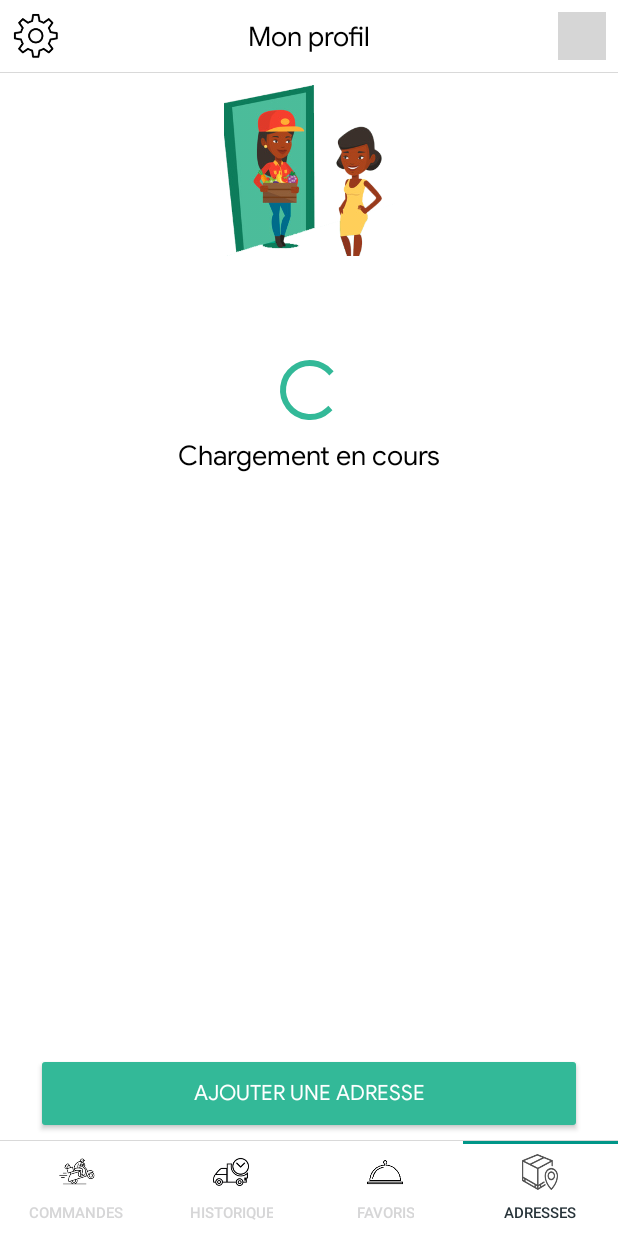
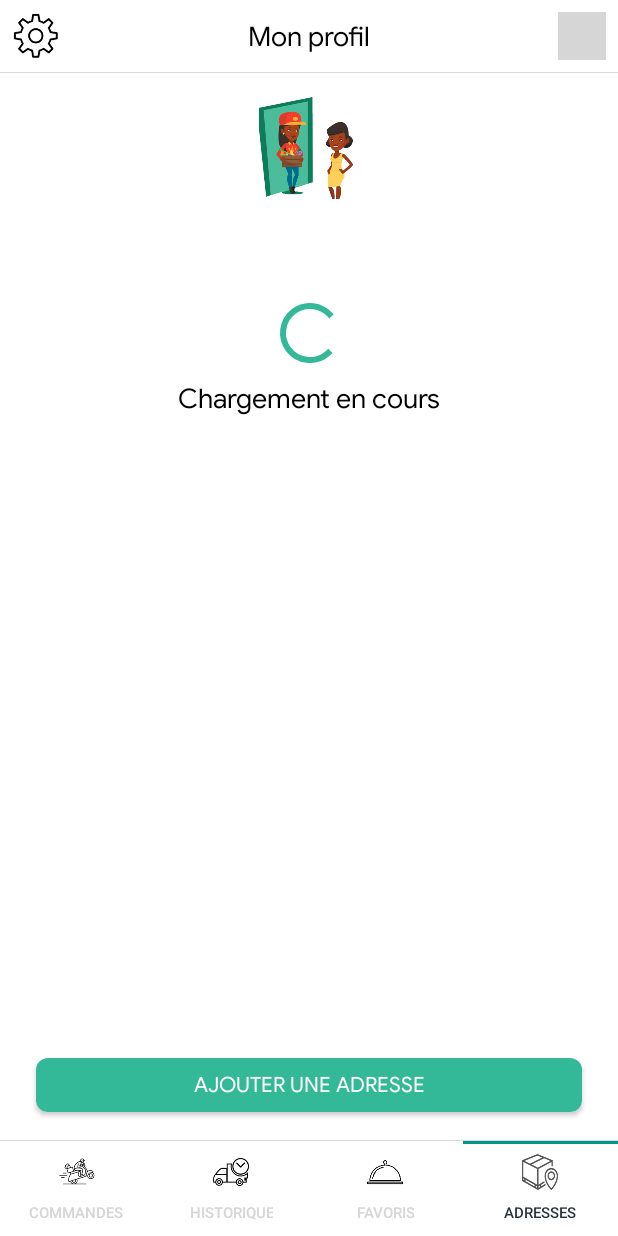
Before and after one commit to AcidLab/monresto_android_v2, an Android app: the FragmentOrders screen opened directly, with no data from a screen before it, item 4 of the bottom bar chosen, on a phone screen of 412 x 824 dp. Run offline under Robolectric (Android 15) with nearby library versions, the phone set to English and light mode, and no system bars; our stand-ins replace ButterKnife, Picasso, Volley; libraries missing offline, so code that uses them is left out: com.facebook, com.facebook.login, com.google.firebase.iid; network calls fail; pictures from the network do not load; 6 statements that could not run were skipped; grey boxes are pictures that could not be loaded.

Commit message:
design changes

```diff
--- a/app/src/main/java/com/monresto/acidlabs/monresto/UI/Main/RecyclerViewAdapter.java
+++ b/app/src/main/java/com/monresto/acidlabs/monresto/UI/Main/RecyclerViewAdapter.java
@@ -31,7 +31,6 @@ import com.monresto.acidlabs.monresto.Model.Restaurant;
 import com.monresto.acidlabs.monresto.Model.ShoppingCart;
 import com.monresto.acidlabs.monresto.Model.Speciality;
 import com.monresto.acidlabs.monresto.R;
-import com.monresto.acidlabs.monresto.UI.Main.PromptActivity;
 import com.monresto.acidlabs.monresto.UI.RestaurantDetails.RestaurantDetailsActivity;
 import com.squareup.picasso.Picasso;
 
@@ -121,8 +120,8 @@ public class RecyclerViewAdapter extends RecyclerView.Adapter<RecyclerView.ViewH
 
                             AlertDialog dialog = builder.create();
                             dialog.setOnShowListener(arg0 -> {
-                                dialog.getButton(AlertDialog.BUTTON_POSITIVE).setTextColor(Color.GREEN);
-                                dialog.getButton(AlertDialog.BUTTON_NEGATIVE).setTextColor(Color.GREEN);
+                                dialog.getButton(AlertDialog.BUTTON_POSITIVE).setTextColor(Color.parseColor("#33b998"));
+                                dialog.getButton(AlertDialog.BUTTON_NEGATIVE).setTextColor(Color.parseColor("#33b998"));
                             });
                             dialog.show();
                         } else {
--- /dev/null
+++ b/app/src/main/res/drawable/bg_rounded_activity.xml
@@ -0,0 +1,11 @@
+<?xml version="1.0" encoding="utf-8"?>
+<shape xmlns:android="http://schemas.android.com/apk/res/android" >
+
+    <corners android:radius="8dp" />
+
+    <solid android:color="#ffffff" />
+
+    <stroke
+        android:width="3dp"
+        android:color="#ffffff" />
+</shape>
--- /dev/null
+++ b/app/src/main/res/drawable/button_background.xml
@@ -0,0 +1,6 @@
+<?xml version="1.0" encoding="utf-8"?>
+<shape xmlns:android="http://schemas.android.com/apk/res/android"
+    android:shape="rectangle">
+    <solid android:color="@color/colorAccent" />
+    <corners android:radius="8dp" />
+</shape>
--- a/app/src/main/res/layout/fragment_profile_address.xml
+++ b/app/src/main/res/layout/fragment_profile_address.xml
@@ -8,9 +8,9 @@
 
     <ImageView
         android:id="@+id/imageView6"
-        android:layout_width="148dp"
-        android:layout_height="114dp"
-        android:layout_marginTop="8dp"
+        android:layout_width="98dp"
+        android:layout_height="68dp"
+        android:layout_marginTop="16dp"
         app:layout_constraintEnd_toEndOf="parent"
         app:layout_constraintStart_toStartOf="parent"
         app:layout_constraintTop_toTopOf="parent"
@@ -63,8 +63,8 @@
             <Button
                 android:id="@+id/buttonNewAddress"
                 android:layout_width="0dp"
-                android:layout_height="0dp"
-                android:layout_marginBottom="4dp"
+                android:layout_height="36dp"
+                android:layout_marginBottom="16dp"
                 android:layout_marginEnd="24dp"
                 android:layout_marginStart="24dp"
                 android:layout_marginTop="4dp"
--- a/app/src/main/res/layout/fragment_profile_orders.xml
+++ b/app/src/main/res/layout/fragment_profile_orders.xml
@@ -16,6 +16,9 @@
             android:id="@+id/layoutOrdersContainer"
             android:layout_width="0dp"
             android:layout_height="0dp"
+            android:paddingEnd="6dp"
+            android:paddingStart="6dp"
+            android:paddingTop="8dp"
             android:visibility="visible"
             app:layout_constraintBottom_toBottomOf="parent"
             app:layout_constraintEnd_toEndOf="parent"
--- a/app/src/main/res/layout/item_store.xml
+++ b/app/src/main/res/layout/item_store.xml
@@ -11,7 +11,7 @@
         android:layout_width="0dp"
         android:layout_height="270dp"
         android:background="@drawable/card_shadow"
-        app:cardCornerRadius="20dp"
+        app:cardCornerRadius="18dp"
         app:cardElevation="8dp"
         app:cardPreventCornerOverlap="true"
         app:cardUseCompatPadding="true"
--- a/app/src/main/res/values/styles.xml
+++ b/app/src/main/res/values/styles.xml
@@ -29,6 +29,7 @@
         <item name="colorAccent">@color/colorAccent</item>
         <item name="android:textColor">@color/button_text_color</item>
         <item name="android:fontFamily">@font/googlesans_regular</item>
+        <item name="android:background">@drawable/button_background</item>
     </style>
 
     <style name="BorderlessButtonStyle" parent="@style/Widget.AppCompat.Button.Borderless">
@@ -58,4 +59,9 @@
     <style name="smallTextTab" parent="TextAppearance.Design.Tab">
         <item name="android:textSize">10sp</item>
     </style>
+
+    <style name="RoundedDialog" parent="Theme.AppCompat.Light.Dialog">
+        <item name="android:windowBackground">@drawable/bg_rounded_activity</item>
+    </style>
+
 </resources>
```
Also changed, not shown: app/src/main/AndroidManifest.xml (+4 -9 lines), app/src/main/java/com/monresto/acidlabs/monresto/UI/Main/PromptActivity.java (deleted, +0 -62 lines), app/src/main/java/com/monresto/acidlabs/monresto/UI/RestaurantDetails/RestaurantDetailsActivity.java (+7 -1 lines), app/src/main/res/layout/activity_address_select.xml (+8 -17 lines), app/src/main/res/layout/activity_order.xml (+8 -6 lines), app/src/main/res/layout/item_address.xml (+5 -15 lines), app/src/main/res/layout/item_cart.xml (+31 -13 lines), app/src/main/res/drawable/shadow_bottom.9.png.
